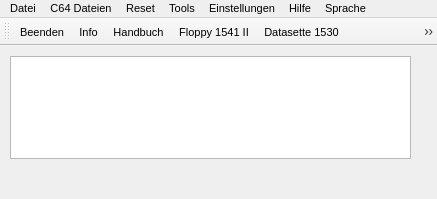
Qt form main_window.ui (ThKattanek/emu64) before a commit.
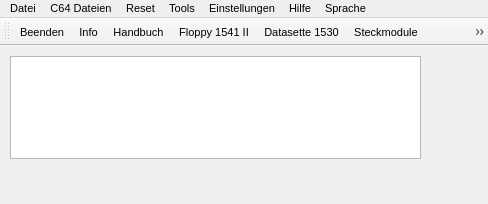
The same form after that commit. Icons and pictures are not drawn.

The edit to the form file:
```diff
--- a/main_window.ui
+++ b/main_window.ui
@@ -9,8 +9,8 @@
    <rect>
     <x>0</x>
     <y>0</y>
-    <width>437</width>
-    <height>199</height>
+    <width>488</width>
+    <height>204</height>
    </rect>
   </property>
   <property name="font">
@@ -70,7 +70,7 @@
      <rect>
       <x>10</x>
       <y>10</y>
-      <width>401</width>
+      <width>411</width>
       <height>103</height>
      </rect>
     </property>
@@ -158,7 +158,7 @@
     <rect>
      <x>0</x>
      <y>0</y>
-     <width>437</width>
+     <width>488</width>
      <height>20</height>
     </rect>
    </property>
```
